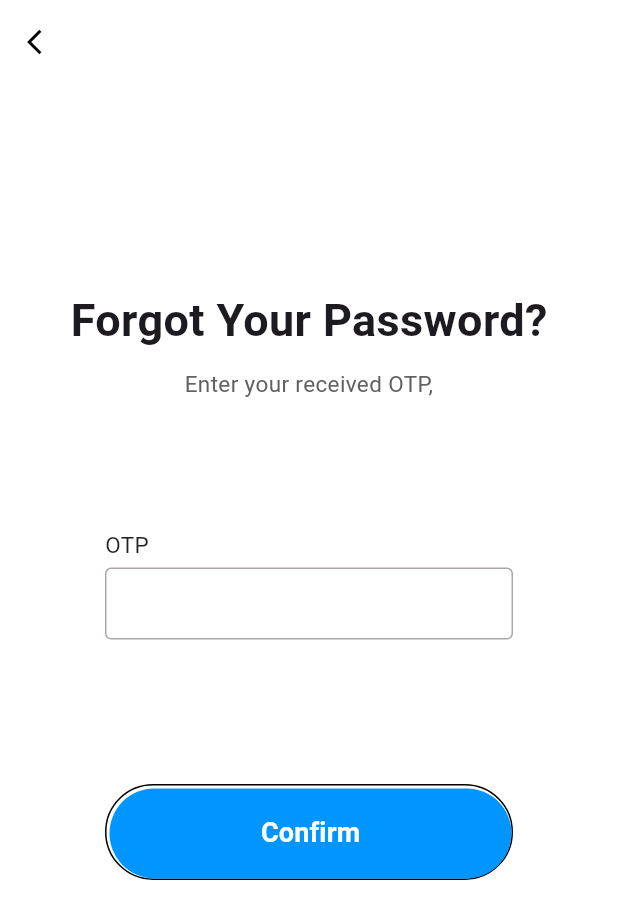
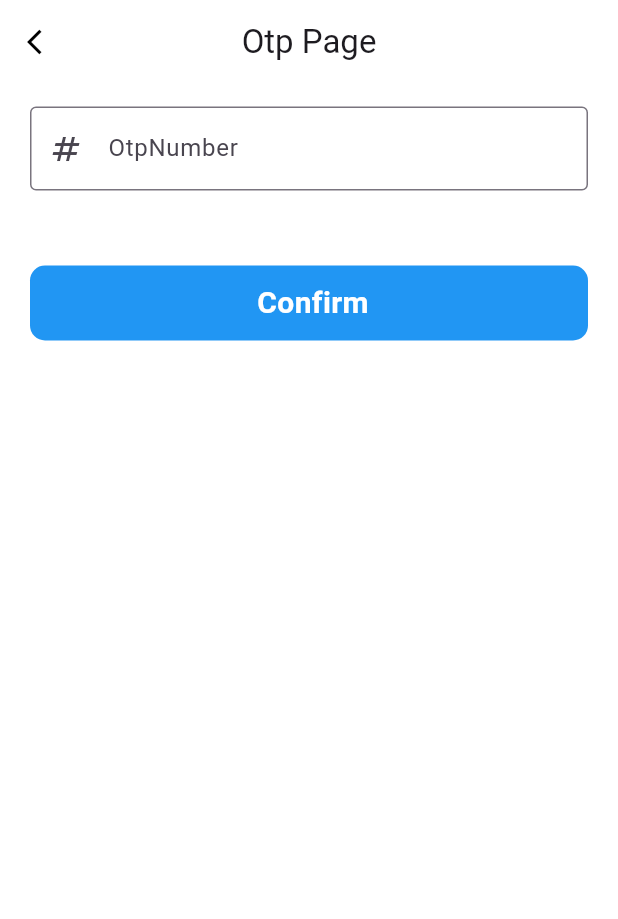
Before and after one commit to AbdhalRiyas/SriCuisine, a Flutter app: the OtpPage screen opened directly, on a phone screen of 412 x 824 dp. Shown: the top 919 px of the screen. Run offline on Flutter 3.47's test engine with Material 3 defaults, Android fonts, the phone set to English and light mode, and no system bars; our stand-ins replace google_nav_bar, iconsax; Roboto replaces fonts that are missing (Times New Roman).

Commit message:
validated resetPassword Page

```diff
--- a/frontend/lib/pages.dart/login.dart
+++ b/frontend/lib/pages.dart/login.dart
@@ -1,6 +1,6 @@
 import 'package:flutter/foundation.dart';
 import 'package:flutter/material.dart';
-import 'package:flutter_application_1/Pages.dart/otpverify.dart';
+import 'package:flutter_application_1/pages.dart/otpverify.dart';
 import 'package:flutter_application_1/pages.dart/main_screen.dart';
 import 'package:flutter_application_1/pages.dart/signup.dart';
 
--- a/frontend/lib/pages.dart/otpverify.dart
+++ b/frontend/lib/pages.dart/otpverify.dart
@@ -1,15 +1,26 @@
+import 'package:flutter/foundation.dart';
 import 'package:flutter/material.dart';
 import 'package:flutter_application_1/pages.dart/resetpassword.dart';
 
-class OtpPage extends StatelessWidget {
+class OtpPage extends StatefulWidget {
+  @override
+  State<OtpPage> createState() => _OtpPageState();
+}
+
+class _OtpPageState extends State<OtpPage> {
+  final _formfield = GlobalKey<FormState>();
+  final otpnumberController = TextEditingController();
+  bool passToggle = true;
+
   @override
   Widget build(BuildContext context) {
     return Scaffold(
         resizeToAvoidBottomInset: false,
         backgroundColor: Colors.white,
         appBar: AppBar(
+          title: Text("Otp Page"),
+          centerTitle: true,
           elevation: 0,
-        //brightness: Brightness.light,
           backgroundColor: Colors.white,
           leading: IconButton(
             onPressed: () {
@@ -22,144 +33,91 @@ class OtpPage extends StatelessWidget {
             ),
           ),
         ),
-      body: Container(
-        padding: const EdgeInsets.symmetric(horizontal: 30, vertical: 50),
-        height: MediaQuery.of(context).size.height,
-        width: double.infinity,
+        body: SingleChildScrollView(
+          child: Padding(
+            padding: EdgeInsets.symmetric(horizontal: 20, vertical: 5),
+            child: Form(
+                key: _formfield,
                 child: Column(
-          mainAxisAlignment: MainAxisAlignment.spaceBetween,
-          children: <Widget>[
-            Expanded(
-                child: Column(
-              mainAxisAlignment: MainAxisAlignment.spaceEvenly,
-              children: <Widget>[
-                Column(
-                  children: <Widget>[
-                    const Text(
-                      "Forgot Your Password?",
+                  crossAxisAlignment: CrossAxisAlignment.center,
+                  mainAxisAlignment: MainAxisAlignment.center,
+                  children: [
+                    // Image.asset("images/whiteLogo.jpg",
+                    // height: 150,
+                    // width: 200,
+                    // ),
+                    const SizedBox(height: 10),
+
+                    // Username Validate part
+
+                    TextFormField(
+                        keyboardType: TextInputType.number,
+                        controller: otpnumberController,
+                        decoration: const InputDecoration(
+                          labelText: "OtpNumber",
+                          border: OutlineInputBorder(),
+                          prefixIcon: Icon(Icons.numbers)
+                        ),
+                        validator: (value) {
+                          bool otpNumberValid =
+                              RegExp(r'^').hasMatch(value!);
+
+                          if (value.isEmpty) {
+                            return "Enter recieved OtpNumber";
+
+                          } else if (!otpNumberValid) {
+                            return "Enter Valid OtpNumber";
+                          }
+                        }),
+
+                    const SizedBox(
+                      height: 20,
+                    ),
+
+                    // Password Validate part
+
+
+
+                    const SizedBox(height: 30),
+
+                    InkWell(
+                      onTap: () {
+                        if (_formfield.currentState!.validate()) {
+                          print("Data Addeed Successfully");
+                          otpnumberController.clear();
+
+                          Navigator.of(context).pushReplacement(MaterialPageRoute(builder: (BuildContext)=>ResetPassPage()));
+                        }
+
+                      },
+
+                      //button editing
+
+                      child: Container(
+                        height: 50,
+                        decoration: BoxDecoration(
+                            color: Colors.blue,
+                            borderRadius: BorderRadius.circular(10)),
+                        child:const  Center(
+                            child: Text(
+                          " Confirm",
                           style: TextStyle(
-                        fontSize: 30,
+                            color: Colors.white,
+                            fontSize: 20,
                             fontWeight: FontWeight.bold,
                           ),
-                    ),
-                    const SizedBox(
-                      height: 10,
-                    ),
-                    Text(
-                      "Enter your received OTP,",
-                      textAlign: TextAlign.center,
-                      style: TextStyle(
-                        fontSize: 15,
-                        color: Colors.grey[700],
-                      ),
-                    )
-                  ],
-                ),
-
-                Padding(
-                  padding: const EdgeInsets.symmetric(horizontal: 40),
-                  child: Column(
-                    children: <Widget>[
-                      inputFile(label: "OTP"),
-                      // inputFile(label: "Password", obscureText: true)
-                    ],
+                        )),
                       ),
                     ),
 
-                Padding(
-                  padding: const EdgeInsets.symmetric(horizontal: 40),
-                  child: Container(
-                    padding: EdgeInsets.only(top: 2, left: 2),
-                    decoration: BoxDecoration(
-                        borderRadius: BorderRadius.circular(50),
-                        border: const Border(
-                          bottom: BorderSide(color: Colors.black),
-                          top: BorderSide(color: Colors.black),
-                          left: BorderSide(color: Colors.black),
-                          right: BorderSide(color: Colors.black),
-                        )),
-                    child: MaterialButton(
-                      minWidth: double.infinity,
-                      height: 60,
-                      onPressed: () {
-                        Navigator.push(
-                            context,
-                            MaterialPageRoute(
-                                builder: (context) => ResetPassword()));
-                      },
-                      color: Color(0xff0095FF),
-                      elevation: 0,
-                      shape: RoundedRectangleBorder(
-                        borderRadius: BorderRadius.circular(50),
-                      ),
-                      child: const Text(
-                        "Confirm",
-                        style: TextStyle(
-                          fontWeight: FontWeight.w600,
-                          fontSize: 18,
-                          color: Colors.white,
+                    const SizedBox(height: 25,),
+
+                  ],
+                )
               ),
           ),
-                    ),
-                  ),
-                ),
+        )
 
-                const SizedBox(height: 15),
-
-                // Container(
-                //   padding: const EdgeInsets.only(top: 100),
-                //   height: 200,
-                //   decoration: const BoxDecoration(
-                //     image: DecorationImage(
-                //         image: AssetImage(""), fit: BoxFit.fitHeight),
-                //   ),
-                // )
-              ],
-            ))
-          ],
-        ),
-      ),
       );
   }
 }
-
-// creating a widget for text field
-
-Widget inputFile({label, obscureText = false}) {
-  //label text style edit
-  return Column(
-    crossAxisAlignment: CrossAxisAlignment.start,
-    children: <Widget>[
-      Text(
-        label,
-        style: const TextStyle(
-            fontSize: 15, fontWeight: FontWeight.w400, color: Colors.black87),
-      ),
-
-      const SizedBox(height: 5), //text and text field between space
-
-      //text fied edited stuff
-      TextField(
-        obscureText: obscureText,
-        decoration: const InputDecoration(
-            contentPadding: EdgeInsets.symmetric(
-                vertical: 0, horizontal: 10), //text fild size
-            enabledBorder: OutlineInputBorder(
-              borderSide: BorderSide(
-                  color:
-                      Color.fromARGB(255, 175, 165, 165) // display border color
-                  ),
-            ),
-            border: OutlineInputBorder(
-                borderSide: BorderSide(
-                    color: Color.fromARGB(
-                        255, 172, 151, 151)) //when user clicked popup color
-                )),
-      ),
-
-      const SizedBox(
-        height: 10,
-      ) //text field between space
-    ],
-  );
-}
```
Also changed, not shown: frontend/lib/pages.dart/resetpassword.dart (+119 -138 lines), frontend/lib/pages.dart/signup.dart (+8 -11 lines). Lines whose indentation alone changed are shown as unchanged.
